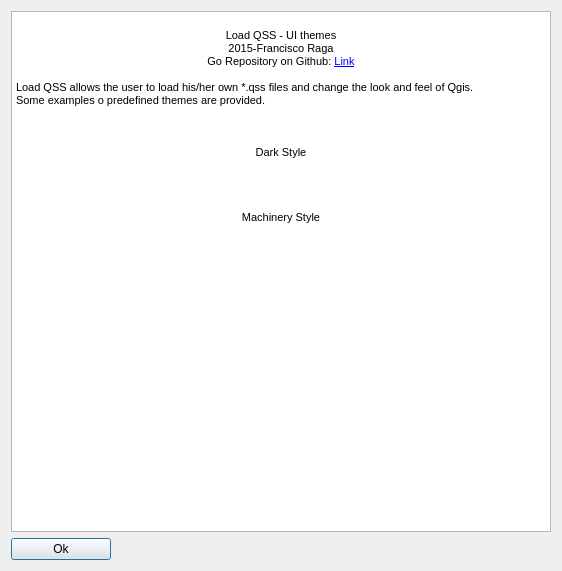
Above: ui.resources/About.ui from All4Gis/Load-QSS before the change. Below: the same form after it.
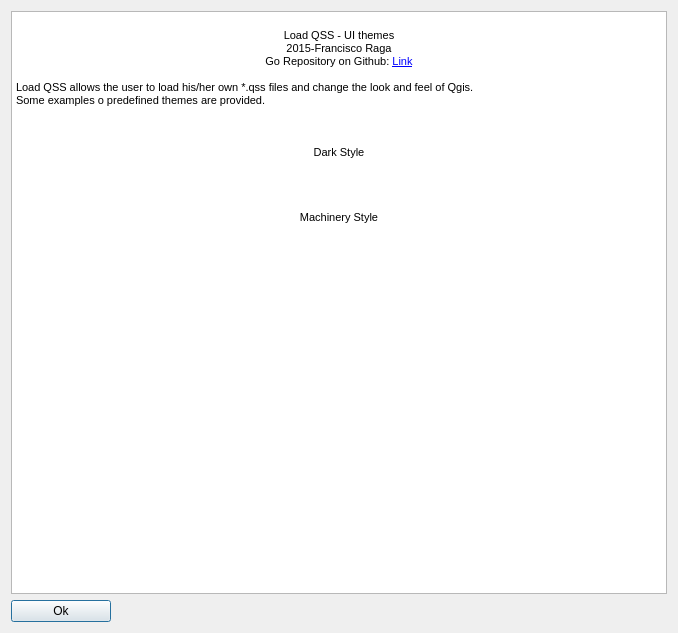
That is the form after the change. Icons and pictures are not drawn.

Patch:
```diff
--- a/ui.resources/About.ui
+++ b/ui.resources/About.ui
@@ -6,8 +6,8 @@
    <rect>
     <x>0</x>
     <y>0</y>
-    <width>562</width>
-    <height>571</height>
+    <width>678</width>
+    <height>633</height>
    </rect>
   </property>
   <property name="windowTitle">
@@ -27,7 +27,7 @@
       <string>&lt;!DOCTYPE HTML PUBLIC &quot;-//W3C//DTD HTML 4.0//EN&quot; &quot;http://www.w3.org/TR/REC-html40/strict.dtd&quot;&gt;
 &lt;html&gt;&lt;head&gt;&lt;meta name=&quot;qrichtext&quot; content=&quot;1&quot; /&gt;&lt;style type=&quot;text/css&quot;&gt;
 p, li { white-space: pre-wrap; }
-&lt;/style&gt;&lt;/head&gt;&lt;body style=&quot; font-family:'MS Shell Dlg 2'; font-size:8.25pt; font-weight:400; font-style:normal;&quot;&gt;
+&lt;/style&gt;&lt;/head&gt;&lt;body style=&quot; font-family:'MS Shell Dlg 2'; font-size:7.8pt; font-weight:400; font-style:normal;&quot;&gt;
 &lt;p align=&quot;center&quot; style=&quot; margin-top:0px; margin-bottom:0px; margin-left:0px; margin-right:0px; -qt-block-indent:0; text-indent:0px;&quot;&gt;&lt;span style=&quot; font-size:8pt;&quot;&gt; &lt;/span&gt;&lt;img src=&quot;:/imgQss/images/icon.png&quot; /&gt;&lt;/p&gt;
 &lt;p align=&quot;center&quot; style=&quot; margin-top:0px; margin-bottom:0px; margin-left:0px; margin-right:0px; -qt-block-indent:0; text-indent:0px;&quot;&gt;&lt;span style=&quot; font-size:8pt;&quot;&gt;Load QSS - UI themes&lt;/span&gt;&lt;/p&gt;
 &lt;p align=&quot;center&quot; style=&quot; margin-top:0px; margin-bottom:0px; margin-left:0px; margin-right:0px; -qt-block-indent:0; text-indent:0px;&quot;&gt;&lt;span style=&quot; font-size:8pt;&quot;&gt;2015-Francisco Raga&lt;/span&gt;&lt;/p&gt;
```
